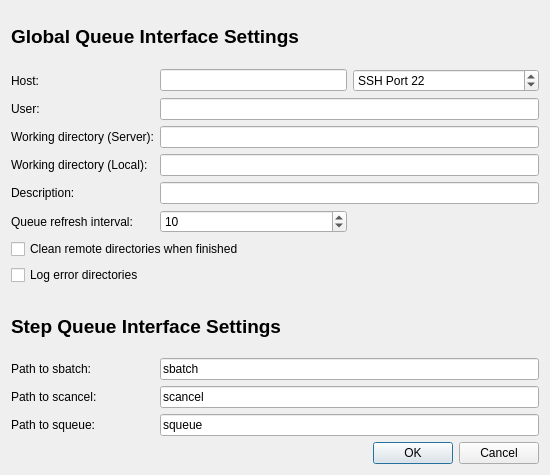
Qt form src/globalsearch/queueinterfaces/slurmdialog.ui (xtalopt/XtalOpt) before a commit.
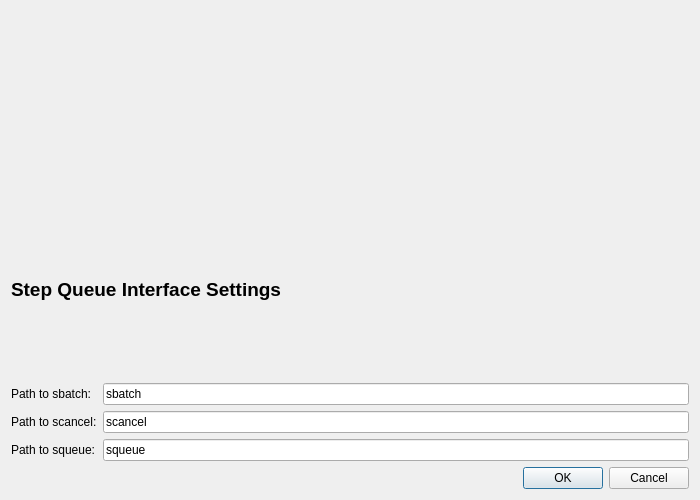
The same form after that commit. Custom widgets are drawn as their Qt base class.

Commit message:
Queue: Generalized Global Queue Interface Settings
I re-worked the global queue interface settings so that it has its
own widget and is re-used in all of the queue interfaces. This reduces
a lot of repeated lines of code and improves re-usability.

In addition, I added a new option in the global queue interface
settings that allows the user to cause a job to be killed if it
exceeds a user-specified amount of time.

This "time" is both queued + running time.

What changed in the file:
```diff
--- a/src/globalsearch/queueinterfaces/slurmdialog.ui
+++ b/src/globalsearch/queueinterfaces/slurmdialog.ui
@@ -6,8 +6,8 @@
    <rect>
     <x>0</x>
     <y>0</y>
-    <width>550</width>
-    <height>475</height>
+    <width>700</width>
+    <height>500</height>
    </rect>
   </property>
   <property name="sizePolicy">
@@ -20,50 +20,7 @@
    <string>SLURM Queue Configuration</string>
   </property>
   <layout class="QGridLayout" name="gridLayout">
-   <item row="7" column="0" colspan="4">
-    <widget class="QCheckBox" name="cb_cleanRemoteOnStop">
-     <property name="text">
-      <string>Clean remote directories when finished</string>
-     </property>
-    </widget>
-   </item>
-   <item row="6" column="2">
-    <widget class="QSpinBox" name="spin_interval">
-     <property name="minimum">
-      <number>1</number>
-     </property>
-     <property name="maximum">
-      <number>99999</number>
-     </property>
-     <property name="value">
-      <number>10</number>
-     </property>
-    </widget>
-   </item>
-   <item row="6" column="0">
-    <widget class="QLabel" name="label_2">
-     <property name="text">
-      <string>Queue refresh interval:</string>
-     </property>
-    </widget>
-   </item>
-   <item row="1" column="0">
-    <widget class="QLabel" name="label_18">
-     <property name="sizePolicy">
-      <sizepolicy hsizetype="Maximum" vsizetype="Preferred">
-       <horstretch>0</horstretch>
-       <verstretch>0</verstretch>
-      </sizepolicy>
-     </property>
-     <property name="text">
-      <string>Host:</string>
-     </property>
-     <property name="buddy">
-      <cstring>edit_host</cstring>
-     </property>
-    </widget>
-   </item>
-   <item row="11" column="2" colspan="2">
+   <item row="3" column="1" colspan="2">
     <widget class="QLineEdit" name="edit_sbatch">
      <property name="toolTip">
       <string>Command used to submit jobs to the SLURM queue. Usually sbatch.</string>
@@ -73,7 +30,7 @@
      </property>
     </widget>
    </item>
-   <item row="12" column="0">
+   <item row="4" column="0">
     <widget class="QLabel" name="label_scancel">
      <property name="sizePolicy">
       <sizepolicy hsizetype="Maximum" vsizetype="Preferred">
@@ -92,7 +49,7 @@
      </property>
     </widget>
    </item>
-   <item row="13" column="0">
+   <item row="5" column="0">
     <widget class="QLabel" name="label_check">
      <property name="sizePolicy">
       <sizepolicy hsizetype="Maximum" vsizetype="Preferred">
@@ -111,44 +68,7 @@
      </property>
     </widget>
    </item>
-   <item row="2" column="2" colspan="2">
-    <widget class="QLineEdit" name="edit_username">
-     <property name="toolTip">
-      <string>Username on above host.</string>
-     </property>
-    </widget>
-   </item>
-   <item row="4" column="2" colspan="2">
-    <widget class="QLineEdit" name="edit_locpath">
-     <property name="toolTip">
-      <string>Local path to store files</string>
-     </property>
-    </widget>
-   </item>
-   <item row="4" column="0">
-    <widget class="QLabel" name="label_21">
-     <property name="sizePolicy">
-      <sizepolicy hsizetype="Maximum" vsizetype="Preferred">
-       <horstretch>0</horstretch>
-       <verstretch>0</verstretch>
-      </sizepolicy>
-     </property>
-     <property name="text">
-      <string>Working directory (Local):</string>
-     </property>
-     <property name="buddy">
-      <cstring>edit_locpath</cstring>
-     </property>
-    </widget>
-   </item>
-   <item row="3" column="2" colspan="2">
-    <widget class="QLineEdit" name="edit_rempath">
-     <property name="toolTip">
-      <string>Path on remote host to use during optimizations. Do not use wildcard characters or BASH-specific characters (e.g. '~' in place of /home/user).</string>
-     </property>
-    </widget>
-   </item>
-   <item row="11" column="0">
+   <item row="3" column="0">
     <widget class="QLabel" name="label_launch">
      <property name="sizePolicy">
       <sizepolicy hsizetype="Maximum" vsizetype="Preferred">
@@ -167,66 +87,7 @@
      </property>
     </widget>
    </item>
-   <item row="1" column="2">
-    <widget class="QLineEdit" name="edit_host">
-     <property name="toolTip">
-      <string>Address of host. Can use IP or host name.</string>
-     </property>
-    </widget>
-   </item>
-   <item row="3" column="0" colspan="2">
-    <widget class="QLabel" name="label_20">
-     <property name="sizePolicy">
-      <sizepolicy hsizetype="Maximum" vsizetype="Preferred">
-       <horstretch>0</horstretch>
-       <verstretch>0</verstretch>
-      </sizepolicy>
-     </property>
-     <property name="text">
-      <string>Working directory (Server):</string>
-     </property>
-     <property name="buddy">
-      <cstring>edit_rempath</cstring>
-     </property>
-    </widget>
-   </item>
-   <item row="1" column="3">
-    <widget class="QSpinBox" name="spin_port">
-     <property name="prefix">
-      <string>SSH Port </string>
-     </property>
-     <property name="maximum">
-      <number>99999</number>
-     </property>
-     <property name="value">
-      <number>22</number>
-     </property>
-    </widget>
-   </item>
-   <item row="2" column="0">
-    <widget class="QLabel" name="label_19">
-     <property name="sizePolicy">
-      <sizepolicy hsizetype="Maximum" vsizetype="Preferred">
-       <horstretch>0</horstretch>
-       <verstretch>0</verstretch>
-      </sizepolicy>
-     </property>
-     <property name="text">
-      <string>User:</string>
-     </property>
-     <property name="buddy">
-      <cstring>edit_username</cstring>
-     </property>
-    </widget>
-   </item>
-   <item row="5" column="2" colspan="2">
-    <widget class="QLineEdit" name="edit_description">
-     <property name="toolTip">
-      <string>Short description of optimization (used as %description% template keyword in input templates).</string>
-     </property>
-    </widget>
-   </item>
-   <item row="12" column="2" colspan="2">
+   <item row="4" column="1" colspan="2">
     <widget class="QLineEdit" name="edit_scancel">
      <property name="toolTip">
       <string>Command used to delete jobs from the queue. Usually scancel.</string>
@@ -236,7 +97,7 @@
      </property>
     </widget>
    </item>
-   <item row="13" column="2" colspan="2">
+   <item row="5" column="1" colspan="2">
     <widget class="QLineEdit" name="edit_squeue">
      <property name="toolTip">
       <string>Command used to check the SLURM queue. Use squeue.</string>
@@ -246,17 +107,7 @@
      </property>
     </widget>
    </item>
-   <item row="5" column="0">
-    <widget class="QLabel" name="label">
-     <property name="text">
-      <string>Description:</string>
-     </property>
-     <property name="buddy">
-      <cstring>edit_description</cstring>
-     </property>
-    </widget>
-   </item>
-   <item row="17" column="3">
+   <item row="9" column="2">
     <widget class="QDialogButtonBox" name="buttonBox">
      <property name="orientation">
       <enum>Qt::Horizontal</enum>
@@ -266,31 +117,14 @@
      </property>
     </widget>
    </item>
-   <item row="0" column="0" colspan="4">
-    <widget class="QLabel" name="label_3">
-     <property name="text">
-      <string>&lt;html&gt;&lt;head/&gt;&lt;body&gt;&lt;p&gt;&lt;span style=&quot; font-size:14pt; font-weight:600;&quot;&gt;Global Queue Interface Settings&lt;/span&gt;&lt;/p&gt;&lt;/body&gt;&lt;/html&gt;</string>
-     </property>
-    </widget>
-   </item>
-   <item row="8" column="0">
-    <widget class="QCheckBox" name="cb_logErrorDirs">
-     <property name="toolTip">
-      <string>&lt;html&gt;&lt;head/&gt;&lt;body&gt;&lt;p&gt;Leaves a copy of a directory in which an error occurred in &amp;lt;local_path&amp;gt;/errorDirs.&lt;/p&gt;&lt;p&gt;&lt;br/&gt;&lt;/p&gt;&lt;p&gt;This can help when figuring out why an xtal fails when submitted.&lt;/p&gt;&lt;p&gt;&lt;br/&gt;&lt;/p&gt;&lt;p&gt;Only keeps one copy for each xtal directory (so if an error occurred in 00001x00001 twice, the first error directory would have been overwritten by the second)&lt;/p&gt;&lt;/body&gt;&lt;/html&gt;</string>
-     </property>
-     <property name="text">
-      <string>Log error directories</string>
-     </property>
-    </widget>
-   </item>
-   <item row="10" column="0" colspan="4">
+   <item row="2" column="0" colspan="3">
     <widget class="QLabel" name="label_4">
      <property name="text">
       <string>&lt;html&gt;&lt;head/&gt;&lt;body&gt;&lt;p&gt;&lt;span style=&quot; font-size:14pt; font-weight:600;&quot;&gt;Step Queue Interface Settings&lt;/span&gt;&lt;/p&gt;&lt;/body&gt;&lt;/html&gt;</string>
      </property>
     </widget>
    </item>
-   <item row="9" column="0">
+   <item row="1" column="0">
     <spacer name="verticalSpacer">
      <property name="orientation">
       <enum>Qt::Vertical</enum>
@@ -306,8 +140,26 @@
      </property>
     </spacer>
    </item>
+   <item row="0" column="0" colspan="3">
+    <widget class="GlobalSearch::GlobalQueueInterfaceSettingsWidget" name="widget_globalQueueInterfaceSettings" native="true">
+     <property name="sizePolicy">
+      <sizepolicy hsizetype="Preferred" vsizetype="Preferred">
+       <horstretch>0</horstretch>
+       <verstretch>0</verstretch>
+      </sizepolicy>
+     </property>
+    </widget>
+   </item>
   </layout>
  </widget>
+ <customwidgets>
+  <customwidget>
+   <class>GlobalSearch::GlobalQueueInterfaceSettingsWidget</class>
+   <extends>QWidget</extends>
+   <header location="global">globalsearch/queueinterfaces/globalqueueinterfacesettingswidget.h</header>
+   <container>1</container>
+  </customwidget>
+ </customwidgets>
  <tabstops>
   <tabstop>edit_host</tabstop>
   <tabstop>spin_port</tabstop>
```
Left out of the diff: 6 changed lines with no effect on the pictures. The commit also changes 18 other files.
